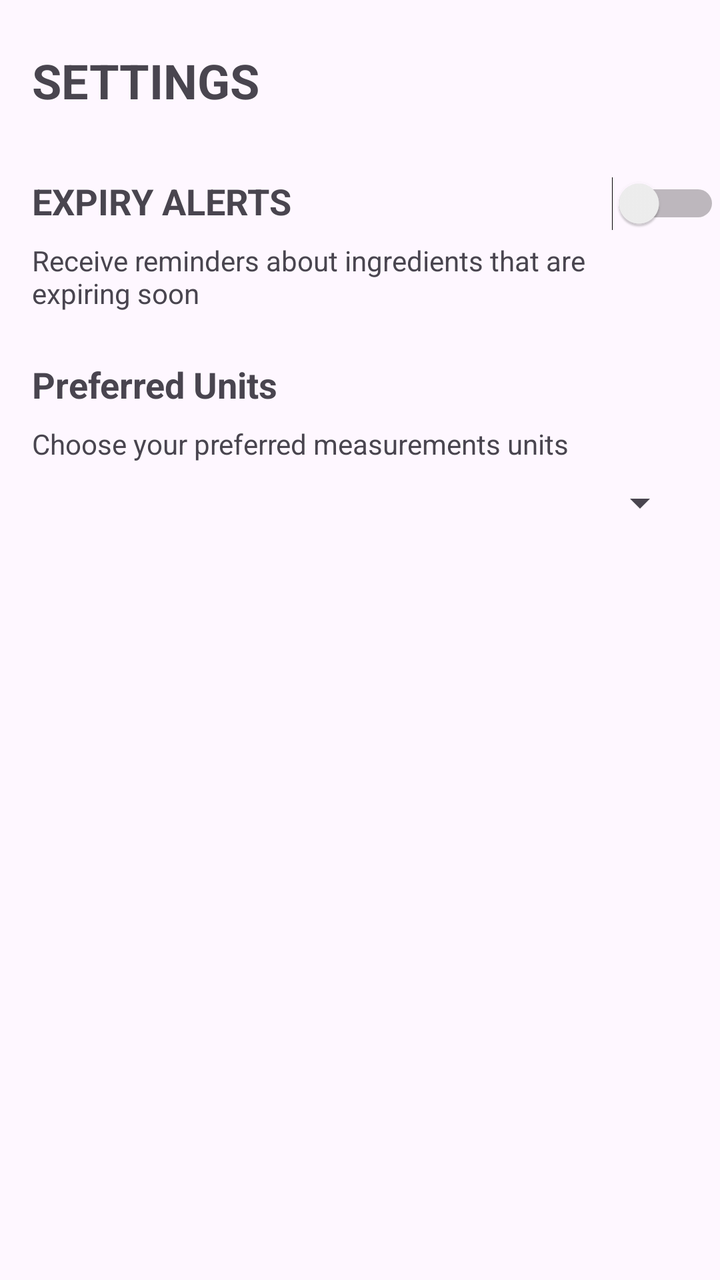
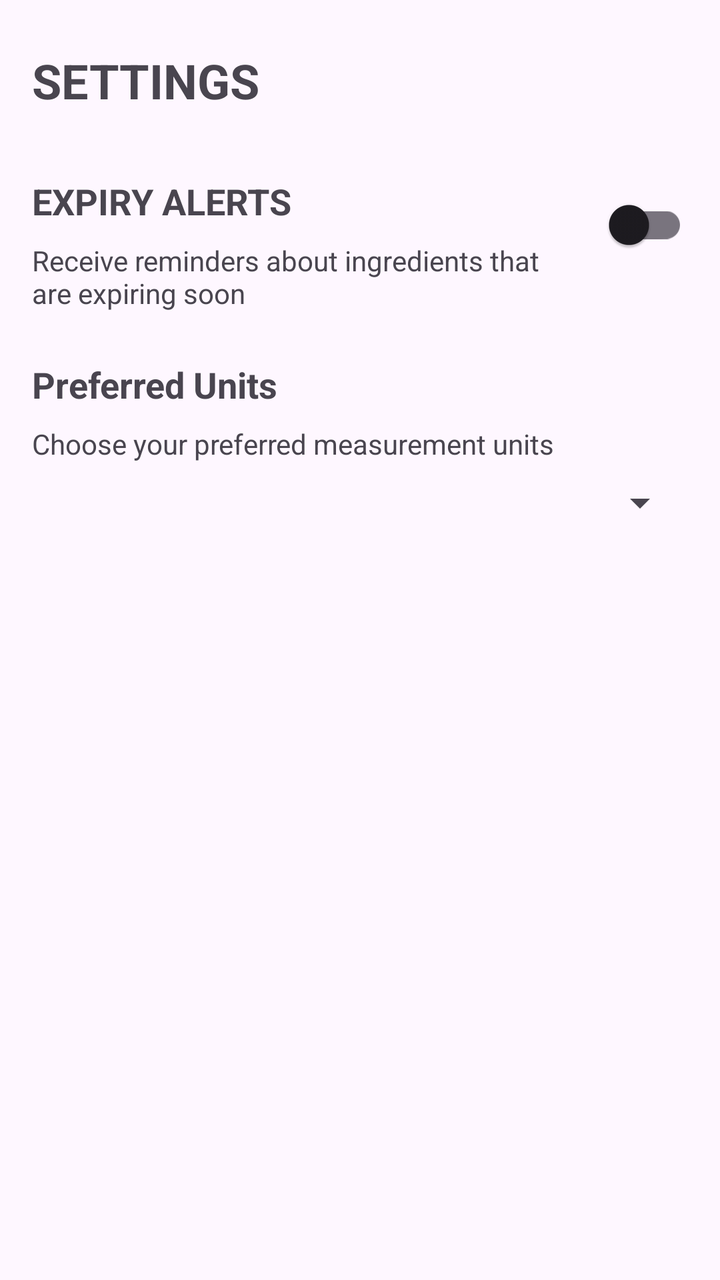

Screens rendered from an Android XML layout before and after an edit, with the pre-edit source and the edit as a unified diff.
<!-- AndroidManifest.xml: application theme Theme.SmartPantryManager -->
<!-- res/layout/activity_settings.xml -->
<?xml version="1.0" encoding="utf-8"?>
<androidx.constraintlayout.widget.ConstraintLayout xmlns:android="http://schemas.android.com/apk/res/android"
    xmlns:app="http://schemas.android.com/apk/res-auto"
    xmlns:tools="http://schemas.android.com/tools"
    android:id="@+id/main"
    android:layout_width="match_parent"
    android:layout_height="match_parent"
    tools:context=".SettingsActivity">

    
    <TextView
        android:id= "@+id/settingsTitle"
        android:layout_width="wrap_content"
        android:layout_height="wrap_content"
        android:text="SETTINGS"
        android:textSize="24sp"
        android:textStyle= "bold"
        app:layout_constraintTop_toTopOf="parent"
        app:layout_constraintStart_toStartOf="parent"
        android:layout_marginTop="24dp"
        android:layout_marginStart="16dp"
        />

    
    <TextView
        android:id= "@+id/expiryAlertsTitle"
        android:layout_width="wrap_content"
        android:layout_height="wrap_content"
        android:text="EXPIRY ALERTS"
        android:textSize="18sp"
        android:textStyle= "bold"
        app:layout_constraintTop_toBottomOf="@id/settingsTitle"
        app:layout_constraintStart_toStartOf="parent"
        android:layout_marginTop="32dp"
        android:layout_marginStart="16dp"
        />

    
    <TextView

        android:id= "@+id/expiryAlertsDescription"
        android:layout_width="0dp"
        android:layout_height="wrap_content"
        android:text="Receive reminders about ingredients that are expiring soon"
        android:textSize= "14sp"
        app:layout_constraintTop_toBottomOf="@id/expiryAlertsTitle"
        app:layout_constraintStart_toStartOf="parent"
        app:layout_constraintEnd_toStartOf="@id/expiryAlertsSwitch"
        android:layout_marginTop="8dp"
        android:layout_marginStart="16dp"
        android:layout_marginEnd="8dp"
        />

    
    <Switch
        android:id="@+id/expiryAlertsSwitch"
        android:layout_width="wrap_content"
        android:layout_height="wrap_content"
        app:layout_constraintTop_toTopOf="@id/expiryAlertsTitle"
        app:layout_constraintEnd_toEndOf="parent"
        android:layout_marginStart="16dp"
        />
    
    <TextView
        android:id= "@+id/unitsTitle"
        android:layout_width="wrap_content"
        android:layout_height="wrap_content"
        android:text="Preferred Units"
        android:textSize="18sp"
        android:textStyle= "bold"
        app:layout_constraintTop_toBottomOf="@id/expiryAlertsDescription"
        app:layout_constraintStart_toStartOf="parent"
        android:layout_marginTop="24dp"
        android:layout_marginStart="16dp"
        />

    
    <TextView
        android:id= "@+id/unitsDescription"
        android:layout_width="wrap_content"
        android:layout_height="wrap_content"
        android:text="Choose your preferred measurements units"
        android:textSize="14sp"
        app:layout_constraintTop_toBottomOf="@id/unitsTitle"
        app:layout_constraintStart_toStartOf="parent"
        android:layout_marginTop="8dp"
        android:layout_marginStart="16dp"
        />

    
    <Spinner
        android:id= "@+id/unitsSpinner"
        android:layout_width="0dp"
        android:layout_height="wrap_content"
        app:layout_constraintTop_toBottomOf="@id/unitsDescription"
        app:layout_constraintEnd_toEndOf="parent"
        app:layout_constraintStart_toStartOf="parent"
        android:layout_marginTop="8dp"
        android:layout_marginStart="16dp"
        android:layout_marginEnd="16dp"
        />


</androidx.constraintlayout.widget.ConstraintLayout>
<!-- resources referenced by this layout -->
<resources>
  <style name="Theme.SmartPantryManager" parent="Base.Theme.SmartPantryManager" />
  <style name="Base.Theme.SmartPantryManager" parent="Theme.Material3.DayNight.NoActionBar">
          
          
      </style>
</resources>

<!-- the commit's change to res/layout/activity_settings.xml (unified diff, before → after) -->
@@ -12,7 +12,7 @@
         android:id= "@+id/settingsTitle"
         android:layout_width="wrap_content"
         android:layout_height="wrap_content"
-        android:text="SETTINGS"
+        android:text= "@string/settings_title"
         android:textSize="24sp"
         android:textStyle= "bold"
         app:layout_constraintTop_toTopOf="parent"
@@ -26,7 +26,7 @@
         android:id= "@+id/expiryAlertsTitle"
         android:layout_width="wrap_content"
         android:layout_height="wrap_content"
-        android:text="EXPIRY ALERTS"
+        android:text = "@string/expiry_alerts"
         android:textSize="18sp"
         android:textStyle= "bold"
         app:layout_constraintTop_toBottomOf="@id/settingsTitle"
@@ -37,11 +37,10 @@
 
     
     <TextView
-
         android:id= "@+id/expiryAlertsDescription"
         android:layout_width="0dp"
         android:layout_height="wrap_content"
-        android:text="Receive reminders about ingredients that are expiring soon"
+        android:text="@string/expiry_alerts_description"
         android:textSize= "14sp"
         app:layout_constraintTop_toBottomOf="@id/expiryAlertsTitle"
         app:layout_constraintStart_toStartOf="parent"
@@ -52,20 +51,20 @@
         />
 
     
-    <Switch
+    <androidx.appcompat.widget.SwitchCompat
         android:id="@+id/expiryAlertsSwitch"
         android:layout_width="wrap_content"
         android:layout_height="wrap_content"
         app:layout_constraintTop_toTopOf="@id/expiryAlertsTitle"
         app:layout_constraintEnd_toEndOf="parent"
-        android:layout_marginStart="16dp"
-        />
+        android:layout_marginEnd="16dp" />
+
     
     <TextView
         android:id= "@+id/unitsTitle"
         android:layout_width="wrap_content"
         android:layout_height="wrap_content"
-        android:text="Preferred Units"
+        android:text="@string/preferred_units"
         android:textSize="18sp"
         android:textStyle= "bold"
         app:layout_constraintTop_toBottomOf="@id/expiryAlertsDescription"
@@ -79,7 +78,7 @@
         android:id= "@+id/unitsDescription"
         android:layout_width="wrap_content"
         android:layout_height="wrap_content"
-        android:text="Choose your preferred measurements units"
+        android:text="@string/preferred_units_description"
         android:textSize="14sp"
         app:layout_constraintTop_toBottomOf="@id/unitsTitle"
         app:layout_constraintStart_toStartOf="parent"
<!-- resource entries referenced after the edit -->
@@ -1,5 +1,10 @@
 <!-- resources referenced by this layout -->
 <resources>
+  <string name="expiry_alerts">EXPIRY ALERTS</string>
+  <string name="expiry_alerts_description">Receive reminders about ingredients that are expiring soon</string>
+  <string name="preferred_units">Preferred Units</string>
+  <string name="preferred_units_description">Choose your preferred measurement units</string>
+  <string name="settings_title">SETTINGS</string>
   <style name="Theme.SmartPantryManager" parent="Base.Theme.SmartPantryManager" />
   <style name="Base.Theme.SmartPantryManager" parent="Theme.Material3.DayNight.NoActionBar">
           
